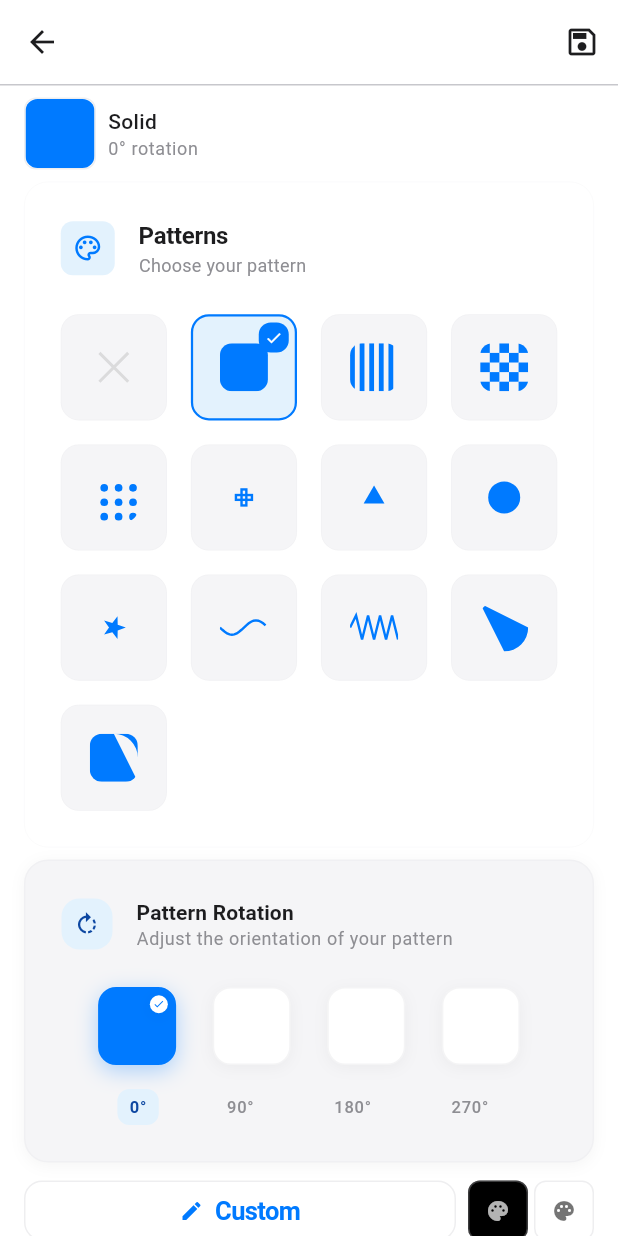
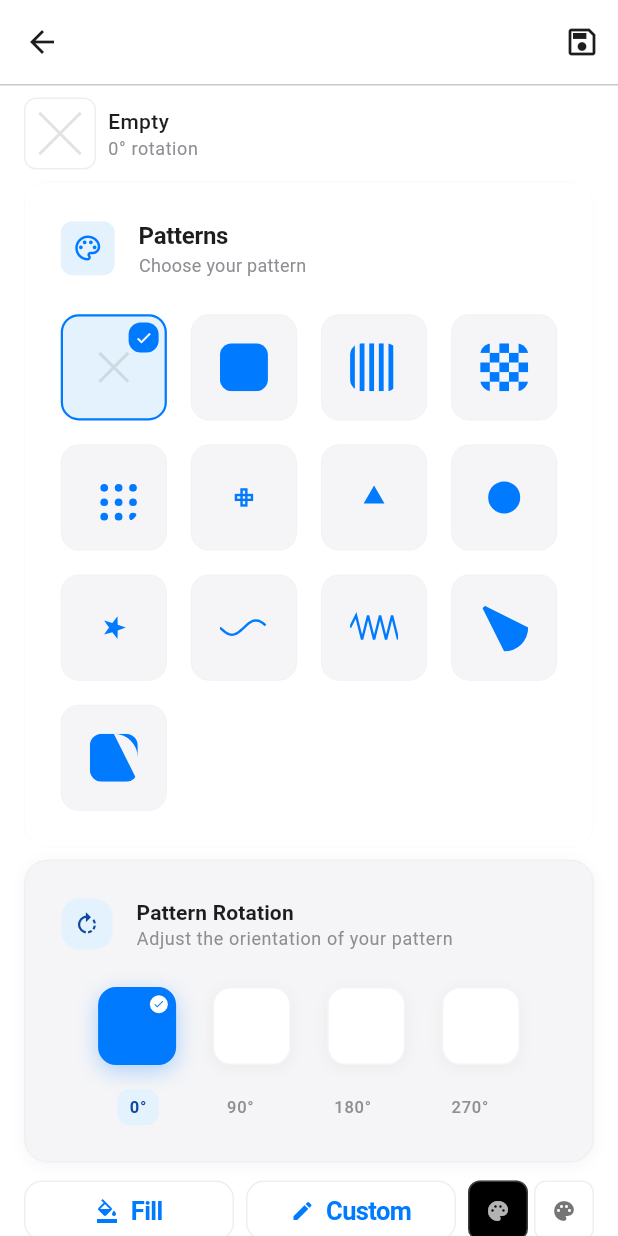
Before and after one commit to misterfourtytwo/filler, a Flutter app: the CanvasPage screen opened directly, on a phone screen of 412 x 824 dp. Run offline on Flutter 3.47's test engine with Material 3 defaults, Android fonts, the phone set to English and light mode, and no system bars; our stand-ins replace drift, file_picker, flutter_bloc, freezed_annotation, logger; missing offline and left inert: universal_html; accounts and stored records are empty; generated files the repository leaves out were written again; Roboto replaces fonts that are missing (SF Pro Display).

Commit message:
feat: implement fill button functionality and improve test reliability

```diff
--- a/lib/data/database.dart
+++ b/lib/data/database.dart
@@ -79,7 +79,6 @@ class PreferenceKeyValues extends Table {
 /// Uses singleton pattern to prevent multiple database instances.
 @DriftDatabase(tables: [Canvases, PreferenceKeyValues])
 class AppDatabase extends _$AppDatabase {
-
   /// Private constructor for singleton pattern.
   AppDatabase._() : super(_openConnection()) {
     AppLogger.database('AppDatabase singleton instance created');
--- a/lib/domain/repositories.dart
+++ b/lib/domain/repositories.dart
@@ -414,7 +414,7 @@ class PreferencesRepository {
     'width': 10,
     'height': 10,
     'insets': 0,
-    'defaultPattern': 1,
+    'defaultPattern': 0, // 0=empty pattern
     'themeMode': 2, // 0=light, 1=dark, 2=system
   };
 
--- a/lib/features/canvas/presentation/views/canvas_ready_view.dart
+++ b/lib/features/canvas/presentation/views/canvas_ready_view.dart
@@ -165,6 +165,18 @@ class CanvasReadyView extends StatelessWidget {
           ),
           const SizedBox(height: DesignSystem.spaceLg),
 
+          // Fill button
+          ElevatedButton.icon(
+            onPressed: () =>
+                context.read<CanvasBloc>().add(const CanvasEvent.fill()),
+            icon: const Icon(Icons.format_color_fill),
+            label: const Text('Fill Empty'),
+            style: ElevatedButton.styleFrom(
+              minimumSize: const Size.fromHeight(48),
+            ),
+          ),
+          const SizedBox(height: DesignSystem.spaceLg),
+
           // Custom pattern button
           ElevatedButton.icon(
             onPressed: () => _showCustomPatternEditor(context),
@@ -311,6 +323,23 @@ class CanvasReadyView extends StatelessWidget {
   Widget _buildCompactControlsRow(BuildContext context) {
     return Row(
       children: [
+        // Fill button
+        Expanded(
+          child: OutlinedButton.icon(
+            onPressed: () =>
+                context.read<CanvasBloc>().add(const CanvasEvent.fill()),
+            icon: const Icon(Icons.format_color_fill, size: 16),
+            label: const Text('Fill'),
+            style: OutlinedButton.styleFrom(
+              padding: const EdgeInsets.symmetric(
+                horizontal: DesignSystem.spaceSm,
+                vertical: DesignSystem.spaceXs,
+              ),
+            ),
+          ),
+        ),
+        const SizedBox(width: DesignSystem.spaceSm),
+
         // Custom pattern button
         Expanded(
           child: OutlinedButton.icon(
```
Also changed, not shown: lib/features/canvas/presentation/canvas_bloc.dart (+57 -0 lines), lib/features/canvas/presentation/canvas_bloc.freezed.dart, 8 other files.
